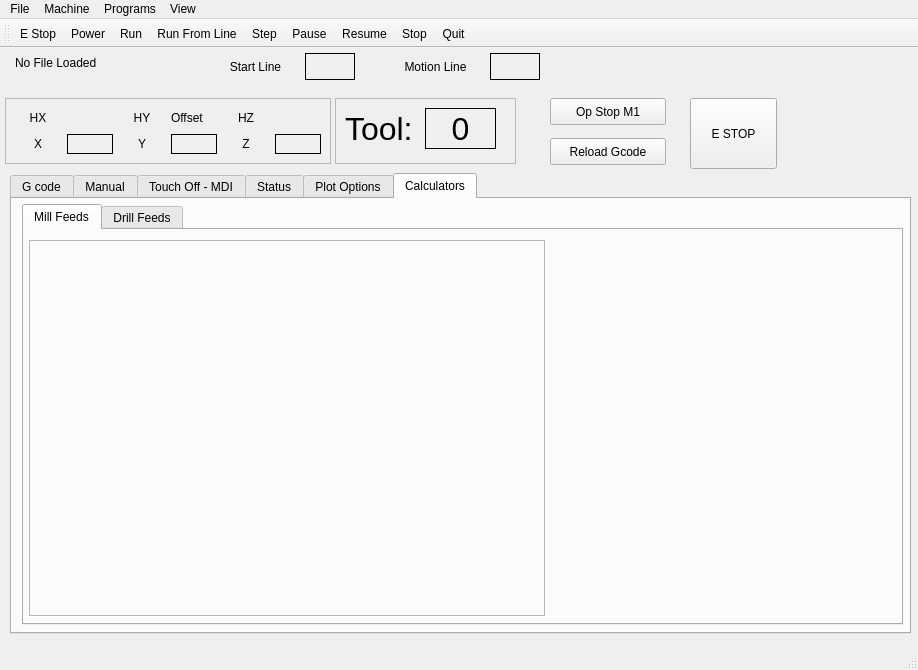
Before: the Qt Designer form examples/mill_3_plot/mill_3_plot.ui in jethornton/flexgui, drawn with Qt 5.
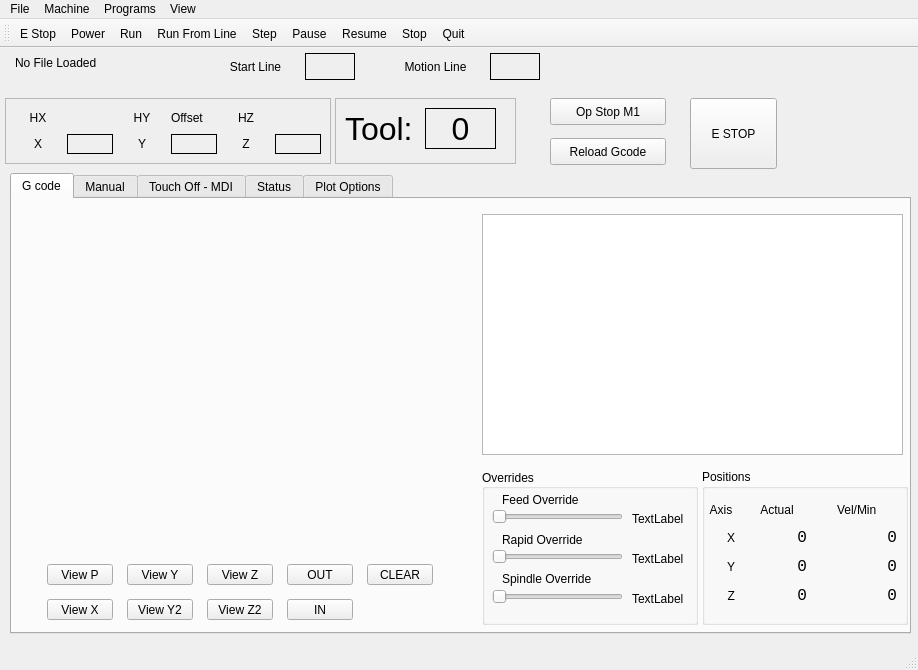
After: the same form once the commit is applied. The open tabs and pages were chosen to show the change.

```diff
--- a/examples/mill_3_plot/mill_3_plot.ui
+++ b/examples/mill_3_plot/mill_3_plot.ui
@@ -2488,66 +2488,6 @@
       </property>
      </widget>
     </widget>
-    <widget class="QWidget" name="tab_3">
-     <attribute name="title">
-      <string>Calculators</string>
-     </attribute>
-     <widget class="QTabWidget" name="tabWidget_2">
-      <property name="geometry">
-       <rect>
-        <x>10</x>
-        <y>5</y>
-        <width>881</width>
-        <height>421</height>
-       </rect>
-      </property>
-      <property name="currentIndex">
-       <number>0</number>
-      </property>
-      <widget class="QWidget" name="tab_5">
-       <attribute name="title">
-        <string>Mill Feeds</string>
-       </attribute>
-       <widget class="QFrame" name="fsc_container">
-        <property name="geometry">
-         <rect>
-          <x>5</x>
-          <y>10</y>
-          <width>516</width>
-          <height>376</height>
-         </rect>
-        </property>
-        <property name="frameShape">
-         <enum>QFrame::StyledPanel</enum>
-        </property>
-        <property name="frameShadow">
-         <enum>QFrame::Raised</enum>
-        </property>
-       </widget>
-      </widget>
-      <widget class="QWidget" name="tab_6">
-       <attribute name="title">
-        <string>Drill Feeds</string>
-       </attribute>
-       <widget class="QFrame" name="dsf_container">
-        <property name="geometry">
-         <rect>
-          <x>5</x>
-          <y>10</y>
-          <width>421</width>
-          <height>296</height>
-         </rect>
-        </property>
-        <property name="frameShape">
-         <enum>QFrame::StyledPanel</enum>
-        </property>
-        <property name="frameShadow">
-         <enum>QFrame::Raised</enum>
-        </property>
-       </widget>
-      </widget>
-     </widget>
-    </widget>
    </widget>
    <widget class="QPushButton" name="optional_stop_pb">
     <property name="geometry">
```
